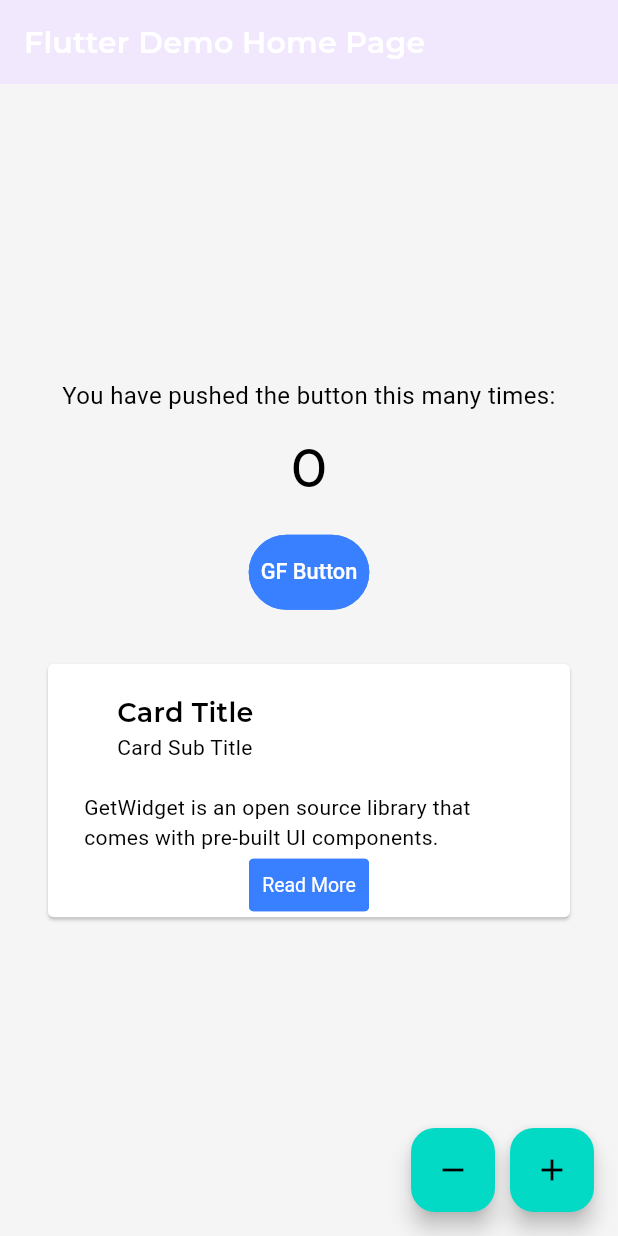
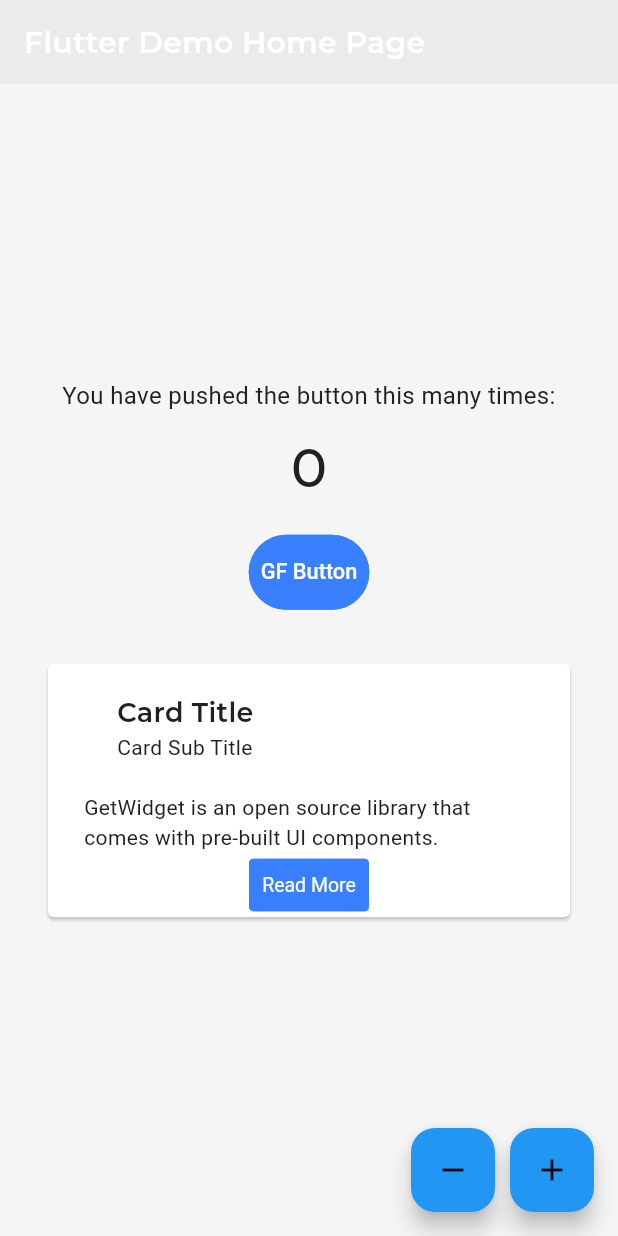
Before and after one commit to Waxmard/rinking-epp, a Flutter app: the screen it shows after launch, on a phone screen of 412 x 824 dp. Run offline on Flutter 3.47's test engine with Material 3 defaults, Android fonts, the phone set to English and light mode, and no system bars; drawn by our look-alikes of getwidget; our stand-ins replace google_fonts.

Commit message:
feat(theme): update color palette for a minimalist design
Revise the app theme's color palette to adopt a more minimalist approach.
Transition to a monochrome and grayscale palette for primary, accent,
and neutral colors, enhancing overall visual consistency. Adjust
elevations and border radius in card themes for a cleaner look.
Improve accessibility by setting text colors on primary and
secondary elements to ensure readability.

```diff
--- a/ui/lib/utils/app_theme.dart
+++ b/ui/lib/utils/app_theme.dart
@@ -3,23 +3,23 @@ import 'package:google_fonts/google_fonts.dart';
 
 /// A class for managing app-wide themes and styling
 class AppTheme {
-  // Primary color and its variations
-  static const Color primaryColor = Color(0xFF6200EE);
-  static const Color primaryColorLight = Color(0xFF9E67E1);
-  static const Color primaryColorDark = Color(0xFF3700B3);
+  // Monochrome palette
+  static const Color primaryColor = Color(0xFF212121);
+  static const Color primaryColorLight = Color(0xFF484848);
+  static const Color primaryColorDark = Color(0xFF000000);
 
-  // Accent/Secondary color and its variations
-  static const Color accentColor = Color(0xFF03DAC5);
-  static const Color accentColorLight = Color(0xFF66FFF0);
-  static const Color accentColorDark = Color(0xFF018786);
+  // Accent color for important elements
+  static const Color accentColor = Color(0xFF2196F3); // Blue
+  static const Color accentColorLight = Color(0xFF64B5F6);
+  static const Color accentColorDark = Color(0xFF1976D2);
 
-  // Neutral colors
-  static const Color textColorPrimary = Color(0xFF212121);
-  static const Color textColorSecondary = Color(0xFF757575);
-  static const Color dividerColor = Color(0xFFBDBDBD);
-  static const Color backgroundColor = Color(0xFFF5F5F5);
-  static const Color surfaceColor = Color(0xFFFFFFFF);
-  static const Color errorColor = Color(0xFFB00020);
+  // Grayscale palette
+  static const Color textColorPrimary = Color(0xFF212121);     // Near black
+  static const Color textColorSecondary = Color(0xFF757575);   // Dark gray
+  static const Color dividerColor = Color(0xFFE0E0E0);         // Light gray
+  static const Color backgroundColor = Color(0xFFF5F5F5);      // Almost white
+  static const Color surfaceColor = Color(0xFFFFFFFF);         // Pure white
+  static const Color errorColor = Color(0xFFE53935);           // Red (only non-grayscale)
 
   /// Default text theme with Google Fonts
   static TextTheme get textTheme {
@@ -100,6 +100,10 @@ class AppTheme {
         error: errorColor,
         surface: surfaceColor,
         background: backgroundColor,
+        onPrimary: Colors.white,
+        onSecondary: Colors.white,
+        onSurface: textColorPrimary,
+        onBackground: textColorPrimary,
       ),
       scaffoldBackgroundColor: backgroundColor,
       textTheme: textTheme,
@@ -126,9 +130,10 @@ class AppTheme {
         ),
       ),
       cardTheme: CardTheme(
-        elevation: 2.0,
+        color: surfaceColor,
+        elevation: 1.0,  // Subtle elevation
         shape: RoundedRectangleBorder(
-          borderRadius: BorderRadius.circular(12.0),
+          borderRadius: BorderRadius.circular(8.0),  // Less rounded for minimalist look
         ),
         margin: const EdgeInsets.all(8.0),
       ),
@@ -164,16 +169,20 @@ class AppTheme {
         primary: primaryColorLight,
         secondary: accentColorLight,
         error: errorColor,
-        surface: Colors.grey[900]!,
-        background: Colors.grey[850]!,
+        surface: const Color(0xFF1E1E1E),      // Card/surface color
+        background: const Color(0xFF121212),   // Background color
+        onPrimary: Colors.white,
+        onSecondary: Colors.white,
+        onSurface: Colors.white,
+        onBackground: Colors.white,
       ),
-      scaffoldBackgroundColor: Colors.grey[900],
+      scaffoldBackgroundColor: Color(0xFF121212), // Dark mode background
       textTheme: textTheme.apply(
         bodyColor: Colors.white,
         displayColor: Colors.white,
       ),
       appBarTheme: AppBarTheme(
-        backgroundColor: Colors.grey[900],
+        backgroundColor: Color(0xFF1E1E1E), // Slightly lighter than background
         elevation: 0.0,
         titleTextStyle: textTheme.titleLarge?.copyWith(
           color: Colors.white,
@@ -195,10 +204,10 @@ class AppTheme {
         ),
       ),
       cardTheme: CardTheme(
-        color: Colors.grey[800],
-        elevation: 2.0,
+        color: const Color(0xFF1E1E1E),
+        elevation: 1.0,  // Subtle elevation
         shape: RoundedRectangleBorder(
-          borderRadius: BorderRadius.circular(12.0),
+          borderRadius: BorderRadius.circular(8.0),  // Less rounded for minimalist look
         ),
         margin: const EdgeInsets.all(8.0),
       ),
```
